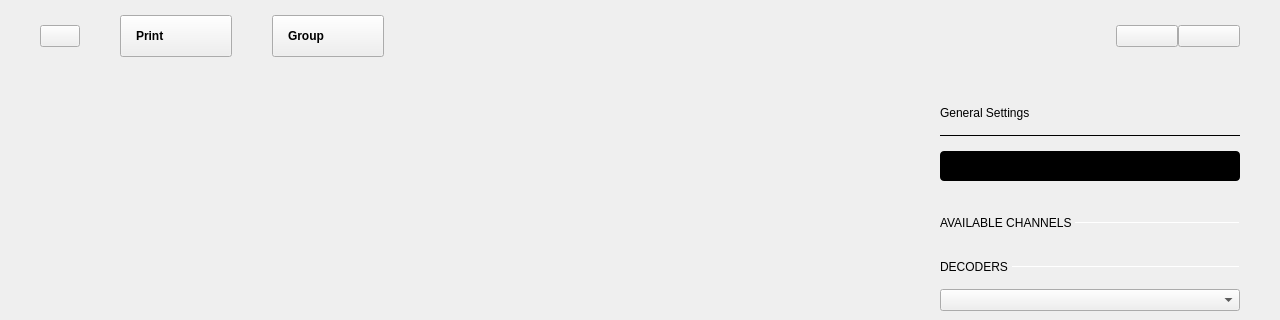
Before: the Qt Designer form ui/logic_analyzer.ui in analogdevicesinc/scopy, drawn with Qt 5; both pictures show x 0 to 1280 and y 0 to 320 of the 1280 by 654 pixel window.
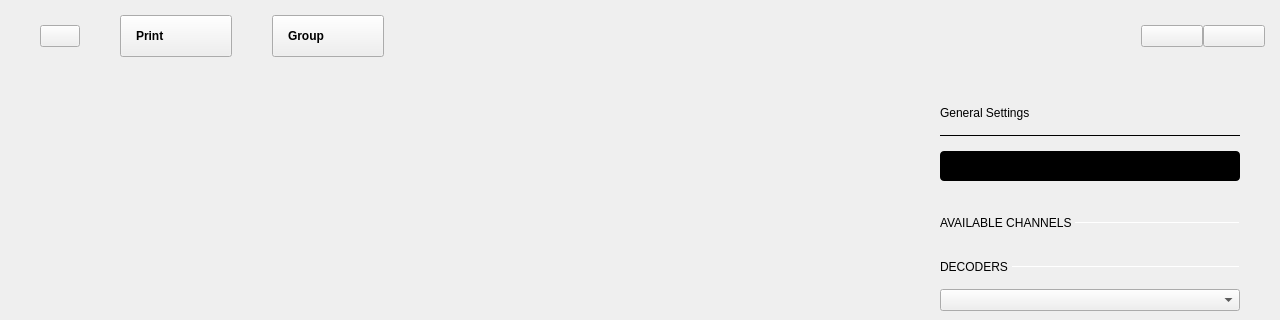
After: the same form once the commit is applied. Icons and pictures are not drawn. Custom widgets are drawn as their Qt base class.

Commit message:
general: fix spacing of top right buttons
All tools have the buttons aligned to the right with 15px spacing

The edit to the form file:
```diff
--- a/ui/logic_analyzer.ui
+++ b/ui/logic_analyzer.ui
@@ -71,7 +71,7 @@
          <number>15</number>
         </property>
         <property name="rightMargin">
-         <number>40</number>
+         <number>15</number>
         </property>
         <property name="bottomMargin">
          <number>9</number>
```
The commit also changes 3 other files.
